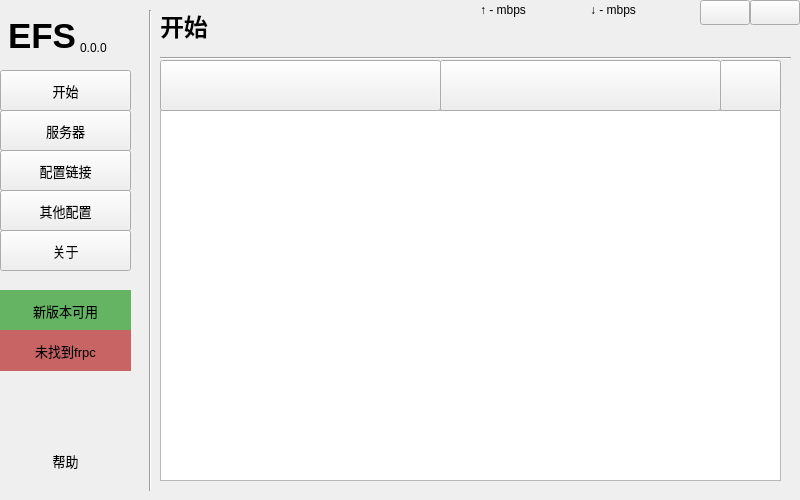
This is ui/main.ui in LyceenAiro/EazyFrpSetting as Qt 5 draws it before an edit. The edited form follows.
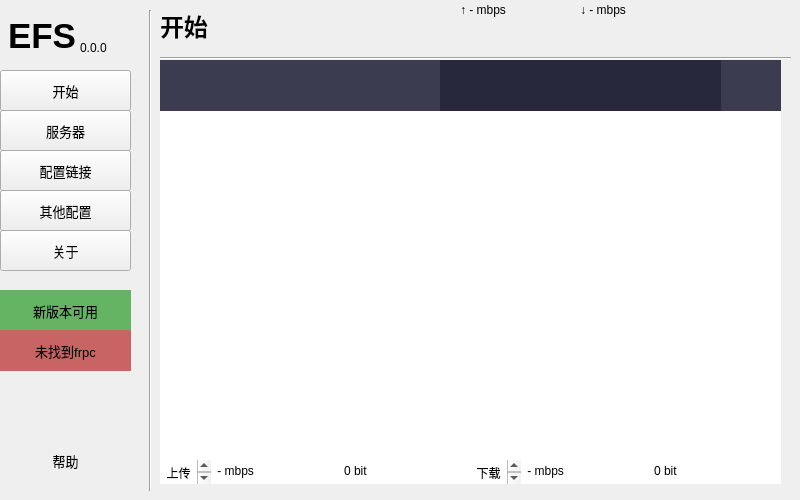
This is the edited form. The open tabs and pages were chosen to show the change.

Commit message: v2.1.3：main界面UI变更，初始化流程优化

```diff
--- a/ui/main.ui
+++ b/ui/main.ui
@@ -64,7 +64,7 @@
      <bool>false</bool>
     </property>
     <property name="currentIndex">
-     <number>1</number>
+     <number>0</number>
     </property>
     <widget class="QWidget" name="page">
      <widget class="Line" name="line_5">
@@ -114,6 +114,15 @@
         <bold>false</bold>
        </font>
       </property>
+      <property name="styleSheet">
+       <string notr="true">QPushButton {
+            background-color: rgb(60, 60, 80);
+            border-radius: 0px;
+}
+QPushButton:hover {
+            background-color: rgb(80, 160, 80);
+}</string>
+      </property>
       <property name="text">
        <string/>
       </property>
@@ -124,9 +133,15 @@
         <x>0</x>
         <y>100</y>
         <width>621</width>
-        <height>371</height>
+        <height>351</height>
        </rect>
       </property>
+      <property name="styleSheet">
+       <string notr="true">QTextEdit {
+		border-radius: 0px;
+		border-color: rgb(60, 60, 80);
+}</string>
+      </property>
      </widget>
      <widget class="QPushButton" name="main_clear">
       <property name="geometry">
@@ -143,6 +158,15 @@
         <bold>false</bold>
        </font>
       </property>
+      <property name="styleSheet">
+       <string notr="true">QPushButton {
+            background-color: rgb(60, 60, 80);
+            border-radius: 0px;
+}
+QPushButton:hover {
+            background-color: rgb(200, 80, 80);
+}</string>
+      </property>
       <property name="text">
        <string/>
       </property>
@@ -162,16 +186,259 @@
         <bold>false</bold>
        </font>
       </property>
+      <property name="styleSheet">
+       <string notr="true">QPushButton {
+            background-color: rgb(40, 40, 60);
+            border-radius: 0px;
+}
+QPushButton:hover {
+            background-color: rgb(130, 130, 180);
+}</string>
+      </property>
       <property name="text">
        <string/>
       </property>
      </widget>
+     <widget class="QTextEdit" name="net_updata">
+      <property name="geometry">
+       <rect>
+        <x>50</x>
+        <y>450</y>
+        <width>131</width>
+        <height>24</height>
+       </rect>
+      </property>
+      <property name="sizePolicy">
+       <sizepolicy hsizetype="Expanding" vsizetype="Expanding">
+        <horstretch>0</horstretch>
+        <verstretch>0</verstretch>
+       </sizepolicy>
+      </property>
+      <property name="layoutDirection">
+       <enum>Qt::LeftToRight</enum>
+      </property>
+      <property name="styleSheet">
+       <string notr="true">QTextEdit {
+		border-radius: 0px;
+		border-color: rgb(60, 60, 80);
+}</string>
+      </property>
+      <property name="lineWrapMode">
+       <enum>QTextEdit::NoWrap</enum>
+      </property>
+      <property name="html">
+       <string>&lt;!DOCTYPE HTML PUBLIC &quot;-//W3C//DTD HTML 4.0//EN&quot; &quot;http://www.w3.org/TR/REC-html40/strict.dtd&quot;&gt;
+&lt;html&gt;&lt;head&gt;&lt;meta name=&quot;qrichtext&quot; content=&quot;1&quot; /&gt;&lt;meta charset=&quot;utf-8&quot; /&gt;&lt;style type=&quot;text/css&quot;&gt;
+p, li { white-space: pre-wrap; }
+hr { height: 1px; border-width: 0; }
+li.unchecked::marker { content: &quot;\2610&quot;; }
+li.checked::marker { content: &quot;\2612&quot;; }
+&lt;/style&gt;&lt;/head&gt;&lt;body style=&quot; font-family:'Microsoft YaHei UI'; font-size:9pt; font-weight:400; font-style:normal;&quot;&gt;
+&lt;p style=&quot; margin-top:0px; margin-bottom:0px; margin-left:0px; margin-right:0px; -qt-block-indent:0; text-indent:0px;&quot;&gt; - mbps&lt;/p&gt;&lt;/body&gt;&lt;/html&gt;</string>
+      </property>
+     </widget>
+     <widget class="QTextEdit" name="net_downdata">
+      <property name="geometry">
+       <rect>
+        <x>360</x>
+        <y>450</y>
+        <width>131</width>
+        <height>24</height>
+       </rect>
+      </property>
+      <property name="sizePolicy">
+       <sizepolicy hsizetype="Expanding" vsizetype="Expanding">
+        <horstretch>0</horstretch>
+        <verstretch>0</verstretch>
+       </sizepolicy>
+      </property>
+      <property name="layoutDirection">
+       <enum>Qt::LeftToRight</enum>
+      </property>
+      <property name="styleSheet">
+       <string notr="true">QTextEdit {
+		border-radius: 0px;
+		border-color: rgb(60, 60, 80);
+}</string>
+      </property>
+      <property name="lineWrapMode">
+       <enum>QTextEdit::NoWrap</enum>
+      </property>
+      <property name="html">
+       <string>&lt;!DOCTYPE HTML PUBLIC &quot;-//W3C//DTD HTML 4.0//EN&quot; &quot;http://www.w3.org/TR/REC-html40/strict.dtd&quot;&gt;
+&lt;html&gt;&lt;head&gt;&lt;meta name=&quot;qrichtext&quot; content=&quot;1&quot; /&gt;&lt;meta charset=&quot;utf-8&quot; /&gt;&lt;style type=&quot;text/css&quot;&gt;
+p, li { white-space: pre-wrap; }
+hr { height: 1px; border-width: 0; }
+li.unchecked::marker { content: &quot;\2610&quot;; }
+li.checked::marker { content: &quot;\2612&quot;; }
+&lt;/style&gt;&lt;/head&gt;&lt;body style=&quot; font-family:'Microsoft YaHei UI'; font-size:9pt; font-weight:400; font-style:normal;&quot;&gt;
+&lt;p style=&quot; margin-top:0px; margin-bottom:0px; margin-left:0px; margin-right:0px; -qt-block-indent:0; text-indent:0px;&quot;&gt; - mbps&lt;/p&gt;&lt;/body&gt;&lt;/html&gt;</string>
+      </property>
+     </widget>
+     <widget class="QTextEdit" name="net_downdata_2">
+      <property name="geometry">
+       <rect>
+        <x>490</x>
+        <y>450</y>
+        <width>131</width>
+        <height>24</height>
+       </rect>
+      </property>
+      <property name="sizePolicy">
+       <sizepolicy hsizetype="Expanding" vsizetype="Expanding">
+        <horstretch>0</horstretch>
+        <verstretch>0</verstretch>
+       </sizepolicy>
+      </property>
+      <property name="layoutDirection">
+       <enum>Qt::LeftToRight</enum>
+      </property>
+      <property name="styleSheet">
+       <string notr="true">QTextEdit {
+		border-radius: 0px;
+		border-color: rgb(60, 60, 80);
+}</string>
+      </property>
+      <property name="lineWrapMode">
+       <enum>QTextEdit::NoWrap</enum>
+      </property>
+      <property name="html">
+       <string>&lt;!DOCTYPE HTML PUBLIC &quot;-//W3C//DTD HTML 4.0//EN&quot; &quot;http://www.w3.org/TR/REC-html40/strict.dtd&quot;&gt;
+&lt;html&gt;&lt;head&gt;&lt;meta name=&quot;qrichtext&quot; content=&quot;1&quot; /&gt;&lt;meta charset=&quot;utf-8&quot; /&gt;&lt;style type=&quot;text/css&quot;&gt;
+p, li { white-space: pre-wrap; }
+hr { height: 1px; border-width: 0; }
+li.unchecked::marker { content: &quot;\2610&quot;; }
+li.checked::marker { content: &quot;\2612&quot;; }
+&lt;/style&gt;&lt;/head&gt;&lt;body style=&quot; font-family:'Microsoft YaHei UI'; font-size:9pt; font-weight:400; font-style:normal;&quot;&gt;
+&lt;p style=&quot; margin-top:0px; margin-bottom:0px; margin-left:0px; margin-right:0px; -qt-block-indent:0; text-indent:0px;&quot;&gt;0 bit&lt;/p&gt;&lt;/body&gt;&lt;/html&gt;</string>
+      </property>
+     </widget>
+     <widget class="QTextEdit" name="net_updata_2">
+      <property name="geometry">
+       <rect>
+        <x>180</x>
+        <y>450</y>
+        <width>131</width>
+        <height>24</height>
+       </rect>
+      </property>
+      <property name="sizePolicy">
+       <sizepolicy hsizetype="Expanding" vsizetype="Expanding">
+        <horstretch>0</horstretch>
+        <verstretch>0</verstretch>
+       </sizepolicy>
+      </property>
+      <property name="layoutDirection">
+       <enum>Qt::LeftToRight</enum>
+      </property>
+      <property name="styleSheet">
+       <string notr="true">QTextEdit {
+		border-radius: 0px;
+		border-color: rgb(60, 60, 80);
+}</string>
+      </property>
+      <property name="lineWrapMode">
+       <enum>QTextEdit::NoWrap</enum>
+      </property>
+      <property name="html">
+       <string>&lt;!DOCTYPE HTML PUBLIC &quot;-//W3C//DTD HTML 4.0//EN&quot; &quot;http://www.w3.org/TR/REC-html40/strict.dtd&quot;&gt;
+&lt;html&gt;&lt;head&gt;&lt;meta name=&quot;qrichtext&quot; content=&quot;1&quot; /&gt;&lt;meta charset=&quot;utf-8&quot; /&gt;&lt;style type=&quot;text/css&quot;&gt;
+p, li { white-space: pre-wrap; }
+hr { height: 1px; border-width: 0; }
+li.unchecked::marker { content: &quot;\2610&quot;; }
+li.checked::marker { content: &quot;\2612&quot;; }
+&lt;/style&gt;&lt;/head&gt;&lt;body style=&quot; font-family:'Microsoft YaHei UI'; font-size:9pt; font-weight:400; font-style:normal;&quot;&gt;
+&lt;p style=&quot; margin-top:0px; margin-bottom:0px; margin-left:0px; margin-right:0px; -qt-block-indent:0; text-indent:0px;&quot;&gt;0 bit&lt;/p&gt;&lt;/body&gt;&lt;/html&gt;</string>
+      </property>
+     </widget>
+     <widget class="QTextEdit" name="net_updata_str">
+      <property name="geometry">
+       <rect>
+        <x>0</x>
+        <y>450</y>
+        <width>51</width>
+        <height>24</height>
+       </rect>
+      </property>
+      <property name="sizePolicy">
+       <sizepolicy hsizetype="Expanding" vsizetype="Expanding">
+        <horstretch>0</horstretch>
+        <verstretch>0</verstretch>
+       </sizepolicy>
+      </property>
+      <property name="layoutDirection">
+       <enum>Qt::LeftToRight</enum>
+      </property>
+      <property name="styleSheet">
+       <string notr="true">QTextEdit {
+		border-radius: 0px;
+		border-color: rgb(60, 60, 80);
+}</string>
+      </property>
+      <property name="lineWrapMode">
+       <enum>QTextEdit::NoWrap</enum>
+      </property>
+      <property name="html">
+       <string>&lt;!DOCTYPE HTML PUBLIC &quot;-//W3C//DTD HTML 4.0//EN&quot; &quot;http://www.w3.org/TR/REC-html40/strict.dtd&quot;&gt;
+&lt;html&gt;&lt;head&gt;&lt;meta name=&quot;qrichtext&quot; content=&quot;1&quot; /&gt;&lt;meta charset=&quot;utf-8&quot; /&gt;&lt;style type=&quot;text/css&quot;&gt;
+p, li { white-space: pre-wrap; }
+hr { height: 1px; border-width: 0; }
+li.unchecked::marker { content: &quot;\2610&quot;; }
+li.checked::marker { content: &quot;\2612&quot;; }
+&lt;/style&gt;&lt;/head&gt;&lt;body style=&quot; font-family:'Microsoft YaHei UI'; font-size:9pt; font-weight:400; font-style:normal;&quot;&gt;
+&lt;p align=&quot;center&quot; style=&quot; margin-top:0px; margin-bottom:0px; margin-left:0px; margin-right:0px; -qt-block-indent:0; text-indent:0px;&quot;&gt;上传&lt;/p&gt;&lt;/body&gt;&lt;/html&gt;</string>
+      </property>
+     </widget>
+     <widget class="QTextEdit" name="net_downdata_str">
+      <property name="geometry">
+       <rect>
+        <x>310</x>
+        <y>450</y>
+        <width>51</width>
+        <height>24</height>
+       </rect>
+      </property>
+      <property name="sizePolicy">
+       <sizepolicy hsizetype="Expanding" vsizetype="Expanding">
+        <horstretch>0</horstretch>
+        <verstretch>0</verstretch>
+       </sizepolicy>
+      </property>
+      <property name="layoutDirection">
+       <enum>Qt::LeftToRight</enum>
+      </property>
+      <property name="styleSheet">
+       <string notr="true">QTextEdit {
+		border-radius: 0px;
+		border-color: rgb(60, 60, 80);
+}</string>
+      </property>
+      <property name="lineWrapMode">
+       <enum>QTextEdit::NoWrap</enum>
+      </property>
+      <property name="html">
+       <string>&lt;!DOCTYPE HTML PUBLIC &quot;-//W3C//DTD HTML 4.0//EN&quot; &quot;http://www.w3.org/TR/REC-html40/strict.dtd&quot;&gt;
+&lt;html&gt;&lt;head&gt;&lt;meta name=&quot;qrichtext&quot; content=&quot;1&quot; /&gt;&lt;meta charset=&quot;utf-8&quot; /&gt;&lt;style type=&quot;text/css&quot;&gt;
+p, li { white-space: pre-wrap; }
+hr { height: 1px; border-width: 0; }
+li.unchecked::marker { content: &quot;\2610&quot;; }
+li.checked::marker { content: &quot;\2612&quot;; }
+&lt;/style&gt;&lt;/head&gt;&lt;body style=&quot; font-family:'Microsoft YaHei UI'; font-size:9pt; font-weight:400; font-style:normal;&quot;&gt;
+&lt;p align=&quot;center&quot; style=&quot; margin-top:0px; margin-bottom:0px; margin-left:0px; margin-right:0px; -qt-block-indent:0; text-indent:0px;&quot;&gt;下载&lt;/p&gt;&lt;/body&gt;&lt;/html&gt;</string>
+      </property>
+     </widget>
      <zorder>main_log</zorder>
      <zorder>line_5</zorder>
      <zorder>label_10</zorder>
      <zorder>main_start</zorder>
      <zorder>main_clear</zorder>
      <zorder>main_stop</zorder>
+     <zorder>net_updata</zorder>
+     <zorder>net_downdata</zorder>
+     <zorder>net_downdata_2</zorder>
+     <zorder>net_updata_2</zorder>
+     <zorder>net_updata_str</zorder>
+     <zorder>net_downdata_str</zorder>
     </widget>
     <widget class="QWidget" name="page0">
      <widget class="Line" name="line_4">
@@ -756,6 +1023,15 @@
         <height>41</height>
        </rect>
       </property>
+      <property name="styleSheet">
+       <string notr="true">QPushButton {
+                    background-color: transparent;
+                    border-radius: 0px;
+}
+QPushButton:hover {
+                    background-color: rgb(80, 200, 80);
+}</string>
+      </property>
       <property name="text">
        <string>创建</string>
       </property>
@@ -769,6 +1045,15 @@
         <height>41</height>
        </rect>
       </property>
+      <property name="styleSheet">
+       <string notr="true">QPushButton {
+                    background-color: transparent;
+                    border-radius: 0px;
+                }
+                QPushButton:hover {
+                    background-color: rgb(200, 80, 80);
+                }</string>
+      </property>
       <property name="text">
        <string>删除</string>
       </property>
@@ -782,6 +1067,15 @@
         <height>41</height>
        </rect>
       </property>
+      <property name="styleSheet">
+       <string notr="true">QPushButton {
+                    background-color: transparent;
+                    border-radius: 0px;
+                }
+                QPushButton:hover {
+                    background-color: rgb(100, 100, 180);
+                }</string>
+      </property>
       <property name="text">
        <string>编辑</string>
       </property>
@@ -1571,6 +1865,15 @@
      <property name="contextMenuPolicy">
       <enum>Qt::NoContextMenu</enum>
      </property>
+     <property name="styleSheet">
+      <string notr="true">QPushButton {
+                    background-color: transparent;
+                    border-radius: 0px;
+                }
+QPushButton:hover {
+                    background-color: rgb(130, 130, 180);
+                }</string>
+     </property>
      <property name="text">
       <string/>
      </property>
@@ -1589,27 +1892,23 @@
        <pointsize>9</pointsize>
       </font>
      </property>
+     <property name="styleSheet">
+      <string notr="true">QPushButton {
+                    background-color: transparent;
+                    border-radius: 0px;
+                }
+QPushButton:hover {
+                    background-color: rgb(130, 130, 180);
+                }</string>
+     </property>
      <property name="text">
       <string/>
      </property>
     </widget>
-    <widget class="QLabel" name="net_updata">
+    <widget class="QLabel" name="net_downdata_old">
      <property name="geometry">
       <rect>
-       <x>20</x>
-       <y>0</y>
-       <width>101</width>
-       <height>20</height>
-      </rect>
-     </property>
-     <property name="text">
-      <string>↑ - mbps</string>
-     </property>
-    </widget>
-    <widget class="QLabel" name="net_downdata">
-     <property name="geometry">
-      <rect>
-       <x>130</x>
+       <x>120</x>
        <y>0</y>
        <width>101</width>
        <height>20</height>
@@ -1619,10 +1918,23 @@
       <string>↓ - mbps</string>
      </property>
     </widget>
+    <widget class="QLabel" name="net_updata_old">
+     <property name="geometry">
+      <rect>
+       <x>0</x>
+       <y>0</y>
+       <width>101</width>
+       <height>20</height>
+      </rect>
+     </property>
+     <property name="text">
+      <string>↑ - mbps</string>
+     </property>
+    </widget>
     <zorder>window_mini</zorder>
     <zorder>window_close</zorder>
-    <zorder>net_updata</zorder>
-    <zorder>net_downdata</zorder>
+    <zorder>net_downdata_old</zorder>
+    <zorder>net_updata_old</zorder>
    </widget>
    <widget class="QPushButton" name="page_main">
     <property name="geometry">
```
The commit also changes 3 other files.
